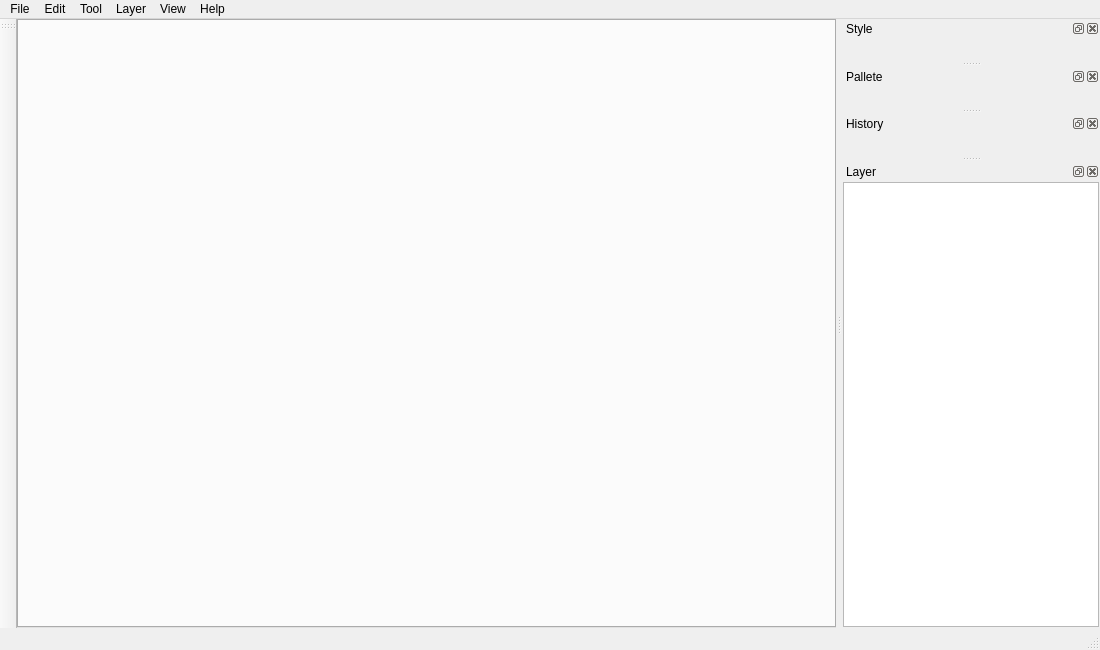
Above: modules/widget/seditor.ui from SGIS-Dev-Team/SGIS before the change. Below: the same form after it.
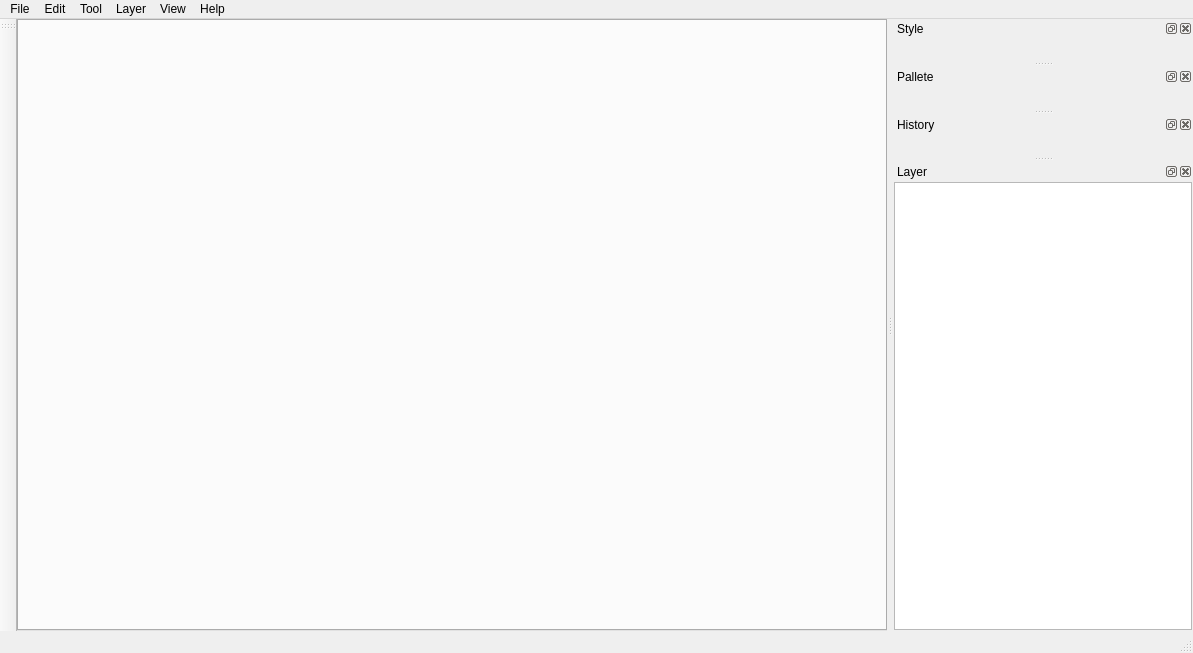
That is the form after the change. Custom widgets are drawn as their Qt base class.

```diff
--- a/modules/widget/seditor.ui
+++ b/modules/widget/seditor.ui
@@ -6,8 +6,8 @@
    <rect>
     <x>0</x>
     <y>0</y>
-    <width>1100</width>
-    <height>650</height>
+    <width>1193</width>
+    <height>653</height>
    </rect>
   </property>
   <property name="windowTitle">
@@ -44,7 +44,7 @@
     <rect>
      <x>0</x>
      <y>0</y>
-     <width>1100</width>
+     <width>1193</width>
      <height>26</height>
     </rect>
    </property>
@@ -232,6 +232,12 @@
     <number>2</number>
    </attribute>
    <widget class="QWidget" name="mDockLayerWidget">
+    <property name="minimumSize">
+     <size>
+      <width>300</width>
+      <height>0</height>
+     </size>
+    </property>
     <layout class="QHBoxLayout" name="horizontalLayout_2">
      <property name="leftMargin">
       <number>1</number>
```
